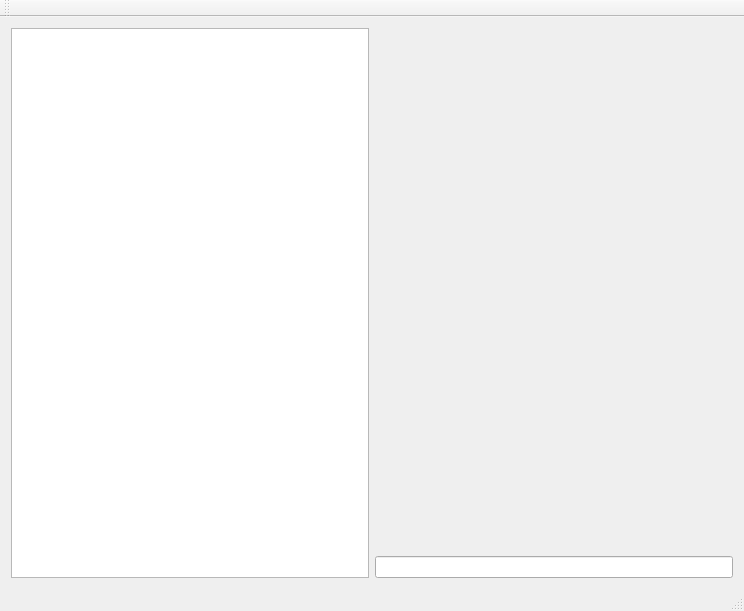
Qt form sos-qtmaster/sosmaster.ui (capturcus/sos) before a commit.
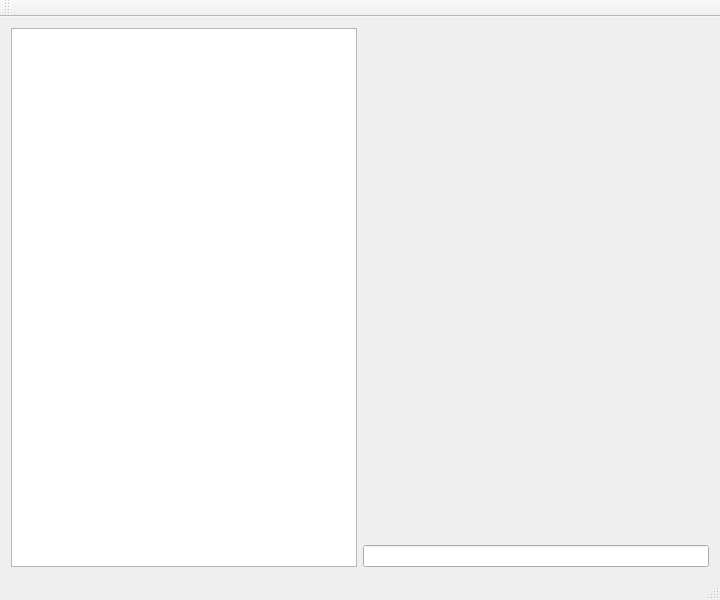
The same form after that commit.

Diff of the .ui file:
```diff
--- a/sos-qtmaster/sosmaster.ui
+++ b/sos-qtmaster/sosmaster.ui
@@ -6,8 +6,8 @@
    <rect>
     <x>0</x>
     <y>0</y>
-    <width>744</width>
-    <height>611</height>
+    <width>720</width>
+    <height>600</height>
    </rect>
   </property>
   <property name="windowTitle">
```
Left out of the diff: 2 changed lines with no effect on the pictures.
